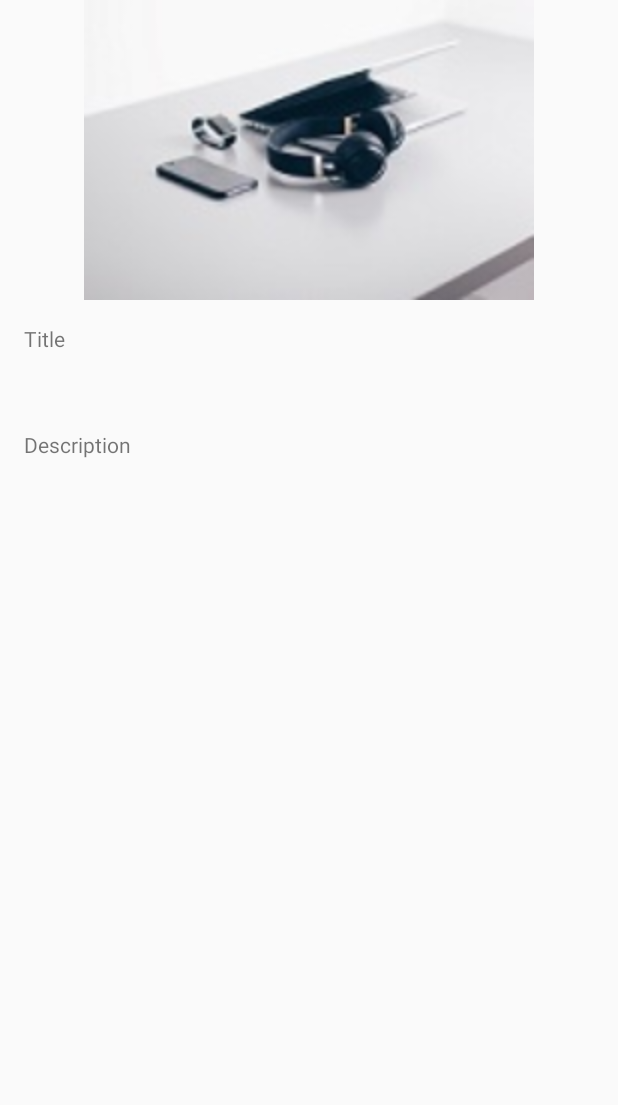
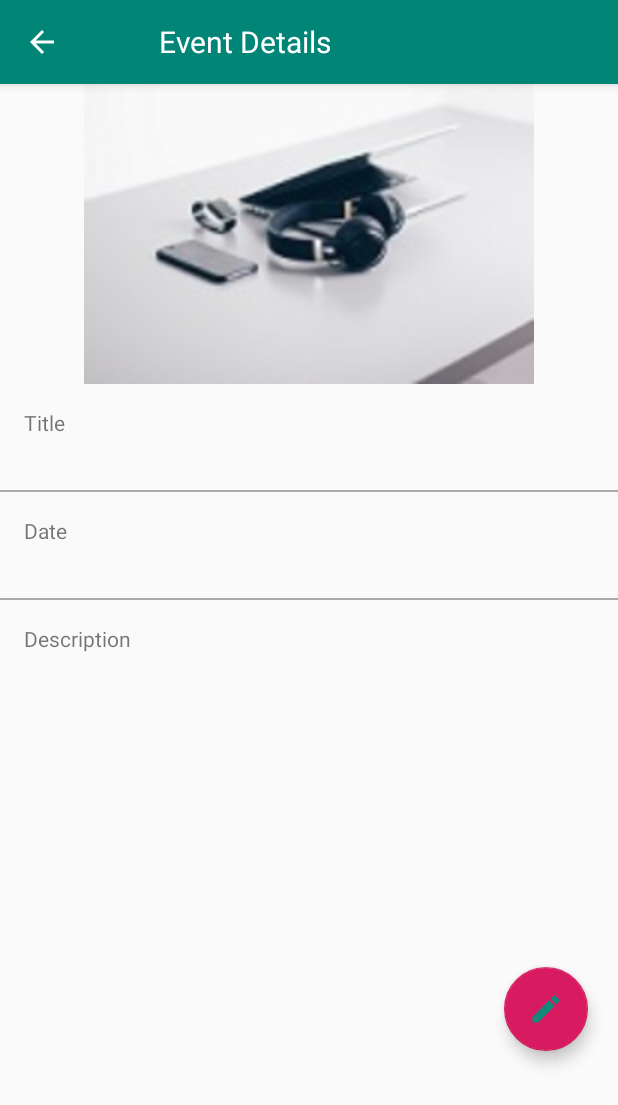
Before and after one commit to mercy-wumi/EDiary, an Android app: the MoreStory screen opened directly, with no data from a screen before it, on a phone screen of 412 x 824 dp. Shown: the top 1105 px of the screen. Run offline under Robolectric (Android 15) with nearby library versions, the phone set to English and light mode, and no system bars; our stand-ins replace Picasso; 4 statements that could not run were skipped.

Commit message:
want to improve the app functionality

```diff
--- a/app/src/main/java/com/example/e_diary/MoreStory.java
+++ b/app/src/main/java/com/example/e_diary/MoreStory.java
@@ -1,14 +1,81 @@
 package com.example.e_diary;
 
 import androidx.appcompat.app.AppCompatActivity;
+import androidx.appcompat.widget.Toolbar;
 
+import android.content.Intent;
+import android.content.res.Resources;
 import android.os.Bundle;
+import android.view.View;
+import android.widget.EditText;
+import android.widget.ImageView;
+import android.widget.TextView;
+
+import com.google.android.material.floatingactionbutton.FloatingActionButton;
+import com.squareup.picasso.Picasso;
+
+import org.w3c.dom.Text;
 
 public class MoreStory extends AppCompatActivity {
+    EventInput event_input;
+    ImageView eventImg;
+    TextView titleDetail;
+    TextView eventDescriptn;
+    TextView eventDate;
+    FloatingActionButton editbutton;
 
     @Override
-    protected void onCreate(Bundle savedInstanceState) {
+    public boolean onSupportNavigateUp() {
+        onBackPressed();
+        return true;
+    }
+
+
+    @Override
+   protected void onCreate(Bundle savedInstanceState) {
         super.onCreate(savedInstanceState);
         setContentView(R.layout.activity_more_story);
+
+        Toolbar mtoolbar=findViewById(R.id.eventToolbar);
+        setSupportActionBar(mtoolbar);
+        getSupportActionBar().setDisplayShowTitleEnabled(false);
+        getSupportActionBar().setDisplayHomeAsUpEnabled(true);
+        getSupportActionBar().setDisplayShowHomeEnabled(true);
+
+        eventImg = findViewById(R.id.eventimage);
+        titleDetail = findViewById(R.id.Titledetails);
+        eventDescriptn = findViewById(R.id.eventDescription);
+        eventDate = findViewById(R.id.Date);
+        editbutton = findViewById(R.id.floatingActionButton);
+        Intent intent= getIntent();
+        EventInput event_input= (EventInput) intent.getSerializableExtra("Event");
+
+        editbutton.setOnClickListener(new View.OnClickListener() {
+            @Override
+            public void onClick(View v) {
+                String title = titleDetail.getText().toString();
+                String date = eventDate.getText().toString();
+                String description = eventDescriptn.getText().toString();
+                //ImageView image = eventImg.setImageResource();
+                Intent intent= new Intent(MoreStory.this, Event.class);
+                intent.putExtra("title", title);
+                intent.putExtra("date", date);
+                intent.putExtra("description", description);
+                startActivity(intent);
+            }
+        });
+
+        this.event_input = event_input;
+        titleDetail.setText(event_input.getEventname());
+        eventDate.setText(event_input.getEventdate());
+        eventDescriptn.setText(event_input.getEventdetails());
+        showimage(event_input.getEventimage());
+    }
+
+    private void showimage(String url){
+        if (url != null && !url.isEmpty()){
+            int width = Resources.getSystem().getDisplayMetrics().widthPixels;
+            Picasso.get().load(url).resize(width, width*2/3).centerCrop().into(eventImg);
+        }
     }
 }
--- a/app/src/main/java/com/example/e_diary/RecyclerViewAdapter.java
+++ b/app/src/main/java/com/example/e_diary/RecyclerViewAdapter.java
@@ -115,7 +115,8 @@ public class RecyclerViewAdapter extends RecyclerView.Adapter<RecyclerViewAdapte
             int position = getAdapterPosition();
             Log.d("click", String.valueOf(position));
             EventInput selectedEvent= event.get(position);
-            Intent intent= new Intent(view.getContext(), Event.class);
+            Intent intent= new Intent(view.getContext(), MoreStory.class);
+            //Intent intent= new Intent(view.getContext(), Event.class);
             intent.putExtra("Event", selectedEvent);
             view.getContext().startActivity(intent);
         }
--- /dev/null
+++ b/app/src/main/res/drawable/ic_baseline_edit_24.xml
@@ -0,0 +1,5 @@
+<vector android:height="24dp" android:tint="#128878"
+    android:viewportHeight="24" android:viewportWidth="24"
+    android:width="24dp" xmlns:android="http://schemas.android.com/apk/res/android">
+    <path android:fillColor="@android:color/white" android:pathData="M3,17.25V21h3.75L17.81,9.94l-3.75,-3.75L3,17.25zM20.71,7.04c0.39,-0.39 0.39,-1.02 0,-1.41l-2.34,-2.34c-0.39,-0.39 -1.02,-0.39 -1.41,0l-1.83,1.83 3.75,3.75 1.83,-1.83z"/>
+</vector>
--- a/app/src/main/res/layout/activity_event_list.xml
+++ b/app/src/main/res/layout/activity_event_list.xml
@@ -16,11 +16,6 @@
         android:elevation="4dp"
         app:popupTheme="@style/ThemeOverlay.AppCompat.Light">
 
-        <ImageView
-            android:layout_width="wrap_content"
-            android:layout_height="wrap_content"
-            android:src="@drawable/ic_arrow_back_black_24dp" />
-
         <TextView
             android:layout_width="wrap_content"
             android:layout_height="wrap_content"
--- a/app/src/main/res/layout/activity_more_story.xml
+++ b/app/src/main/res/layout/activity_more_story.xml
@@ -6,6 +6,28 @@
     android:layout_height="match_parent"
     tools:context=".MoreStory">
 
+    <androidx.appcompat.widget.Toolbar
+        android:id="@+id/eventToolbar"
+        android:layout_width="match_parent"
+        android:layout_height="?attr/actionBarSize"
+        android:background="@color/colorPrimary"
+        android:theme="@style/ThemeOverlay.AppCompat.Dark.ActionBar"
+        android:elevation="4dp"
+        app:popupTheme="@style/ThemeOverlay.AppCompat.Light"
+        app:layout_constraintStart_toStartOf="parent"
+        app:layout_constraintTop_toTopOf="parent"
+        app:layout_constraintEnd_toEndOf="parent">
+
+        <TextView
+            android:id="@+id/toolbarTitle"
+            android:layout_width="wrap_content"
+            android:layout_height="wrap_content"
+            android:layout_marginStart="50dp"
+            android:text="Event Details"
+            android:textColor="@android:color/white"
+            android:textSize="20sp" />
+    </androidx.appcompat.widget.Toolbar>
+
 
     <ImageView
         android:id="@+id/eventimage"
@@ -13,7 +35,7 @@
         android:layout_height="200dp"
         app:layout_constraintEnd_toEndOf="parent"
         app:layout_constraintStart_toStartOf="parent"
-        app:layout_constraintTop_toTopOf="parent"
+        app:layout_constraintTop_toBottomOf="@+id/eventToolbar"
         app:srcCompat="@drawable/ediary" />
 
     <TextView
@@ -23,7 +45,7 @@
         android:layout_margin="16dp"
         android:text="Title"
         app:layout_constraintTop_toBottomOf="@id/eventimage"
-        tools:layout_editor_absoluteX="8dp" />
+        />
 
     <TextView
         android:id="@+id/Titledetails"
@@ -32,15 +54,45 @@
         android:layout_margin="16dp"
         android:text=""
         android:textStyle="bold"
+        android:fontFamily="sans-serif"
         app:layout_constraintTop_toBottomOf="@id/titleofevent" />
 
     <View
+        android:id="@+id/firstdivider"
         android:layout_height="1dp"
         android:layout_width="match_parent"
         app:layout_constraintEnd_toEndOf="parent"
         app:layout_constraintStart_toStartOf="parent"
-        app:layout_constraintTop_toBottomOf="@id/Titledetails"/>
+        app:layout_constraintTop_toBottomOf="@id/Titledetails"
+        android:background="@android:color/darker_gray"/>
 
+    <TextView
+        android:id="@+id/dateofevent"
+        android:layout_width="match_parent"
+        android:layout_height="wrap_content"
+        android:layout_margin="16dp"
+        android:text="Date"
+        app:layout_constraintTop_toBottomOf="@id/firstdivider"
+        tools:layout_editor_absoluteX="8dp" />
+
+    <TextView
+        android:id="@+id/Date"
+        android:layout_width="match_parent"
+        android:layout_height="wrap_content"
+        android:layout_margin="16dp"
+        android:text=""
+        android:textStyle="bold"
+        android:fontFamily="sans-serif"
+        app:layout_constraintTop_toBottomOf="@id/dateofevent" />
+
+    <View
+        android:id="@+id/secondDivider"
+        android:layout_height="1dp"
+        android:layout_width="match_parent"
+        app:layout_constraintEnd_toEndOf="parent"
+        app:layout_constraintStart_toStartOf="parent"
+        app:layout_constraintTop_toBottomOf="@id/Date"
+        android:background="@android:color/darker_gray"/>
 
     <TextView
         android:id="@+id/Descriptn"
@@ -48,7 +100,7 @@
         android:layout_height="wrap_content"
         android:layout_margin="16dp"
         android:text="Description"
-        app:layout_constraintTop_toBottomOf="@id/Titledetails" />
+        app:layout_constraintTop_toBottomOf="@id/secondDivider" />
 
     <TextView
         android:id="@+id/eventDescription"
@@ -58,6 +110,19 @@
         android:layout_margin="16dp"
         android:inputType="textMultiLine"
         android:textStyle="bold"
+        android:fontFamily="sans-serif"
         app:layout_constraintTop_toBottomOf="@id/Descriptn" />
 
+    <com.google.android.material.floatingactionbutton.FloatingActionButton
+        android:id="@+id/floatingActionButton"
+        android:layout_width="wrap_content"
+        android:layout_height="wrap_content"
+        app:layout_constraintTop_toBottomOf="@id/eventDescription"
+        app:layout_constraintEnd_toEndOf="parent"
+        app:layout_constraintBottom_toBottomOf="parent"
+        app:srcCompat="@drawable/ic_baseline_edit_24"
+        android:layout_marginTop="50dp"
+        android:layout_marginRight="20sp"
+        />
+
 </androidx.constraintlayout.widget.ConstraintLayout>
```
Also changed, not shown: app/src/main/java/com/example/e_diary/Event.java (+18 -3 lines), app/src/main/java/com/example/e_diary/EventList.java (+9 -0 lines), app/src/main/java/com/example/e_diary/Signin.java (+14 -0 lines), app/src/main/java/com/example/e_diary/Signup.java (+14 -0 lines), app/src/main/res/layout/activity_event.xml (+4 -4 lines), app/src/main/res/layout/activity_signin.xml (+7 -8 lines), app/src/main/res/layout/activity_signup.xml (+6 -6 lines).
